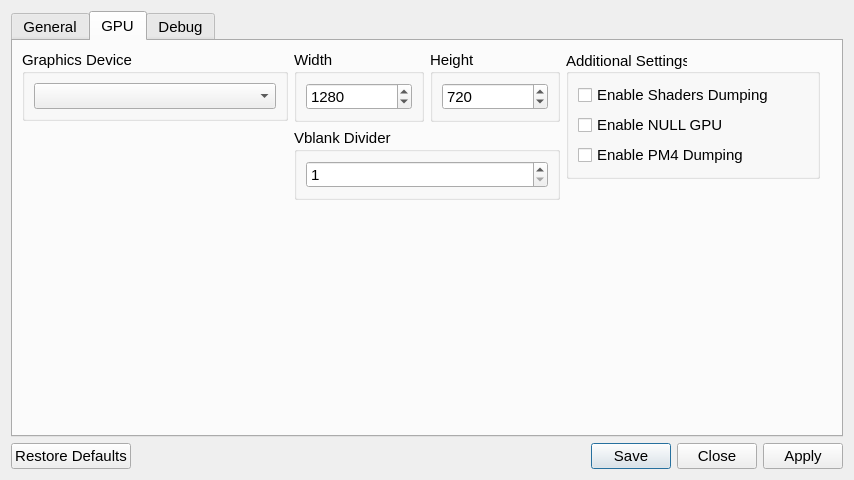
Qt form src/qt_gui/settings_dialog.ui (shadps4-emu/shadPS4) before a commit.
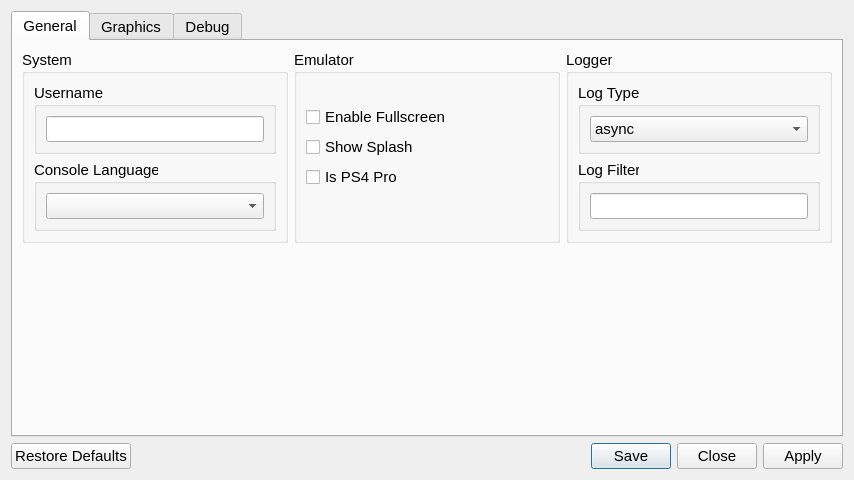
The same form after that commit. The open tabs and pages were chosen to show the change. Icons and pictures are not drawn.

The edit to the form file:
```diff
--- a/src/qt_gui/settings_dialog.ui
+++ b/src/qt_gui/settings_dialog.ui
@@ -51,8 +51,8 @@
        <rect>
         <x>0</x>
         <y>0</y>
-        <width>832</width>
-        <height>418</height>
+        <width>836</width>
+        <height>428</height>
        </rect>
       </property>
       <property name="sizePolicy">
@@ -74,7 +74,7 @@
           <item>
            <layout class="QVBoxLayout" name="systemTabLayoutLeft">
             <item>
-             <widget class="QGroupBox" name="emuSettings">
+             <widget class="QGroupBox" name="SystemSettings">
               <property name="title">
                <string>System</string>
               </property>
@@ -112,28 +112,11 @@
                  </property>
                  <layout class="QVBoxLayout" name="settingsLayout">
                   <item>
-                   <widget class="QComboBox" name="consoleLanguageComboBox">
-                   </widget>
+                   <widget class="QComboBox" name="consoleLanguageComboBox"/>
                   </item>
                  </layout>
                 </widget>
                </item>
-               <item>
-                <spacer name="emulatorTabSpacerLeft">
-                 <property name="orientation">
-                  <enum>Qt::Orientation::Vertical</enum>
-                 </property>
-                 <property name="sizeType">
-                  <enum>QSizePolicy::Policy::MinimumExpanding</enum>
-                 </property>
-                 <property name="sizeHint" stdset="0">
-                  <size>
-                   <width>0</width>
-                   <height>0</height>
-                  </size>
-                 </property>
-                </spacer>
-               </item>
               </layout>
              </widget>
             </item>
@@ -148,6 +131,8 @@
               </property>
               <layout class="QVBoxLayout" name="additionalSettingsVLayout">
                <item>
+                <layout class="QVBoxLayout" name="emulatorverticalLayout">
+                 <item>
                 <widget class="QCheckBox" name="fullscreenCheckBox">
                  <property name="text">
                   <string>Enable Fullscreen</string>
@@ -168,15 +153,17 @@
                  </property>
                 </widget>
                </item>
+                </layout>
+               </item>
                <item>
                 <spacer name="emulatorSpacer">
                  <property name="orientation">
-                  <enum>Qt::Orientation::Vertical</enum>
+                  <enum>Qt::Orientation::Horizontal</enum>
                  </property>
                  <property name="sizeHint" stdset="0">
                   <size>
-                   <width>20</width>
-                   <height>40</height>
+                   <width>40</width>
+                   <height>20</height>
                   </size>
                  </property>
                 </spacer>
@@ -261,8 +248,15 @@
                  </item>
                 </layout>
                </item>
+              </layout>
+             </widget>
+            </item>
+           </layout>
+          </item>
+         </layout>
+        </item>
                <item>
-                <spacer name="logSpacer">
+         <spacer name="generalSpacer">
                  <property name="orientation">
                   <enum>Qt::Orientation::Vertical</enum>
                  </property>
@@ -276,40 +270,15 @@
                </item>
               </layout>
              </widget>
-            </item>
-           </layout>
-          </item>
-         </layout>
-        </item>
-        <item>
-         <widget class="QWidget" name="widgetSettingsBottom" native="true">
-          <layout class="QHBoxLayout" name="widgetGpuBottomLayout">
-           <property name="leftMargin">
-            <number>0</number>
-           </property>
-           <property name="topMargin">
-            <number>0</number>
-           </property>
-           <property name="rightMargin">
-            <number>0</number>
-           </property>
-           <property name="bottomMargin">
-            <number>0</number>
-           </property>
-          </layout>
-         </widget>
-        </item>
-       </layout>
-      </widget>
-      <widget class="QWidget" name="gpuTab">
+      <widget class="QWidget" name="grphicsTab">
        <attribute name="title">
-        <string>GPU</string>
+        <string>Graphics</string>
        </attribute>
-       <layout class="QVBoxLayout" name="gpuTabVLayout" stretch="0">
+       <layout class="QVBoxLayout" name="graphicsTabVLayout" stretch="0,0">
         <item>
-         <layout class="QHBoxLayout" name="gpuTabHLayout" stretch="1,1,1">
+         <layout class="QHBoxLayout" name="graphicsTabHLayout" stretch="1,1,1">
           <item>
-           <layout class="QVBoxLayout" name="gpuTabLayoutLeft">
+           <layout class="QVBoxLayout" name="graphicsTabLayoutLeft">
             <item>
              <widget class="QGroupBox" name="graphicsAdapterGroupBox">
               <property name="title">
@@ -323,8 +292,8 @@
              </widget>
             </item>
             <item>
-             <widget class="QWidget" name="widgetGpuTop" native="true">
-              <layout class="QHBoxLayout" name="widgetGpuTopHLayout">
+             <widget class="QWidget" name="widgetgraphicsBottom" native="true">
+              <layout class="QHBoxLayout" name="widgetgraphicsBottomHLayout">
                <property name="leftMargin">
                 <number>0</number>
                </property>
@@ -340,44 +309,10 @@
               </layout>
              </widget>
             </item>
-            <item>
-             <widget class="QWidget" name="widgetGpuBottom" native="true">
-              <layout class="QHBoxLayout" name="widgetGpuBottomHLayout">
-               <property name="leftMargin">
-                <number>0</number>
-               </property>
-               <property name="topMargin">
-                <number>0</number>
-               </property>
-               <property name="rightMargin">
-                <number>0</number>
-               </property>
-               <property name="bottomMargin">
-                <number>0</number>
-               </property>
-              </layout>
-             </widget>
+           </layout>
             </item>
             <item>
-             <spacer name="gpu_tab_layout_right_spacer">
-              <property name="orientation">
-               <enum>Qt::Orientation::Vertical</enum>
-              </property>
-              <property name="sizeType">
-               <enum>QSizePolicy::Policy::MinimumExpanding</enum>
-              </property>
-              <property name="sizeHint" stdset="0">
-               <size>
-                <width>0</width>
-                <height>0</height>
-               </size>
-              </property>
-             </spacer>
-            </item>
-           </layout>
-          </item>
-          <item>
-           <layout class="QVBoxLayout" name="gpuTabLayoutMiddle">
+           <layout class="QVBoxLayout" name="graphicsTabLayoutMiddle">
             <item>
              <layout class="QVBoxLayout" name="layoutResolution">
               <property name="spacing">
@@ -505,26 +440,10 @@
               </item>
              </layout>
             </item>
-            <item>
-             <spacer name="gpuTabLayoutMiddleSpacer">
-              <property name="orientation">
-               <enum>Qt::Orientation::Vertical</enum>
-              </property>
-              <property name="sizeType">
-               <enum>QSizePolicy::Policy::MinimumExpanding</enum>
-              </property>
-              <property name="sizeHint" stdset="0">
-               <size>
-                <width>0</width>
-                <height>0</height>
-               </size>
-              </property>
-             </spacer>
-            </item>
            </layout>
           </item>
           <item>
-           <layout class="QVBoxLayout" name="gpuTabLayoutRight">
+           <layout class="QVBoxLayout" name="graphicsTabLayoutRight">
             <property name="rightMargin">
              <number>12</number>
             </property>
@@ -534,7 +453,7 @@
             <item>
              <widget class="QGroupBox" name="additionalSettingsGroupBox">
               <property name="title">
-               <string>Additional Settings</string>
+               <string>Advanced</string>
               </property>
               <property name="alignment">
                <set>Qt::AlignmentFlag::AlignLeading|Qt::AlignmentFlag::AlignLeft|Qt::AlignmentFlag::AlignVCenter</set>
@@ -565,17 +484,14 @@
              </widget>
             </item>
             <item>
-             <spacer name="additionalSettingsSpacer">
+             <spacer name="AdvancedSpacer">
               <property name="orientation">
                <enum>Qt::Orientation::Vertical</enum>
               </property>
-              <property name="sizeType">
-               <enum>QSizePolicy::Policy::MinimumExpanding</enum>
-              </property>
               <property name="sizeHint" stdset="0">
                <size>
-                <width>0</width>
-                <height>0</height>
+                <width>20</width>
+                <height>40</height>
                </size>
               </property>
              </spacer>
@@ -584,6 +500,19 @@
           </item>
          </layout>
         </item>
+        <item>
+         <spacer name="graphicSpacer">
+          <property name="orientation">
+           <enum>Qt::Orientation::Vertical</enum>
+          </property>
+          <property name="sizeHint" stdset="0">
+           <size>
+            <width>20</width>
+            <height>40</height>
+           </size>
+          </property>
+         </spacer>
+        </item>
        </layout>
       </widget>
       <widget class="QWidget" name="debugTab">
```
Lines whose indentation alone changed are shown as unchanged.
